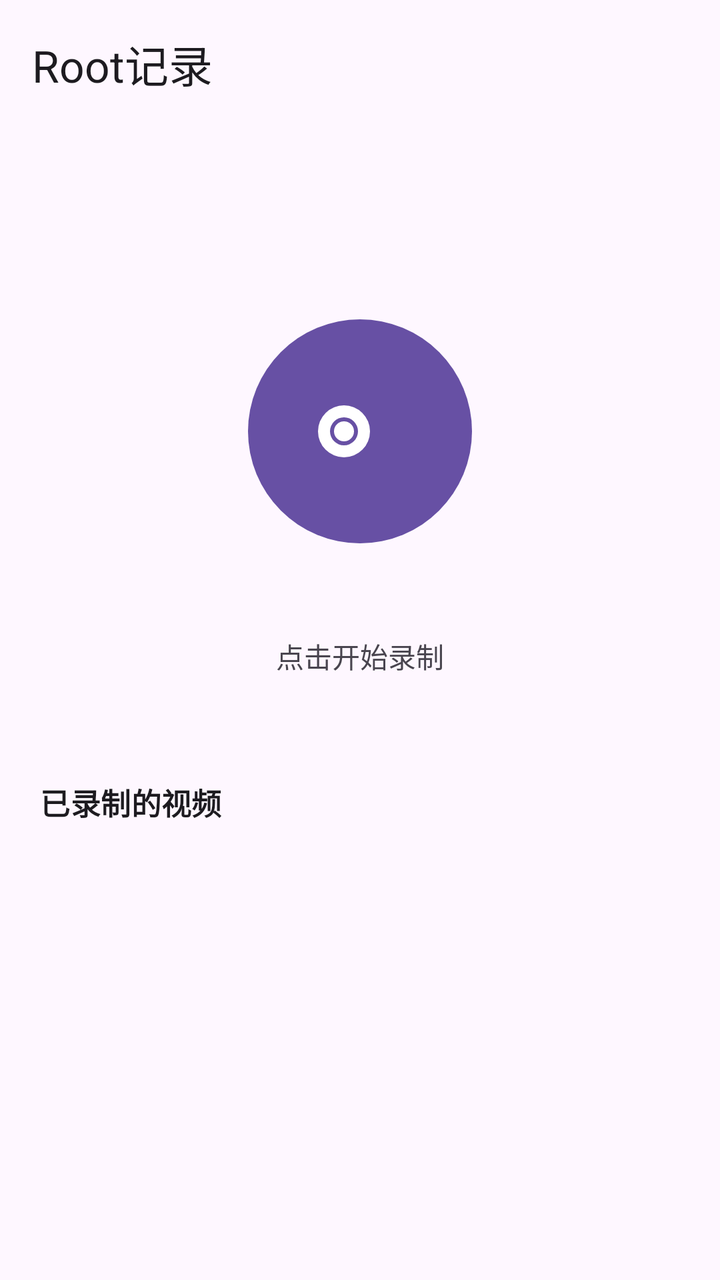
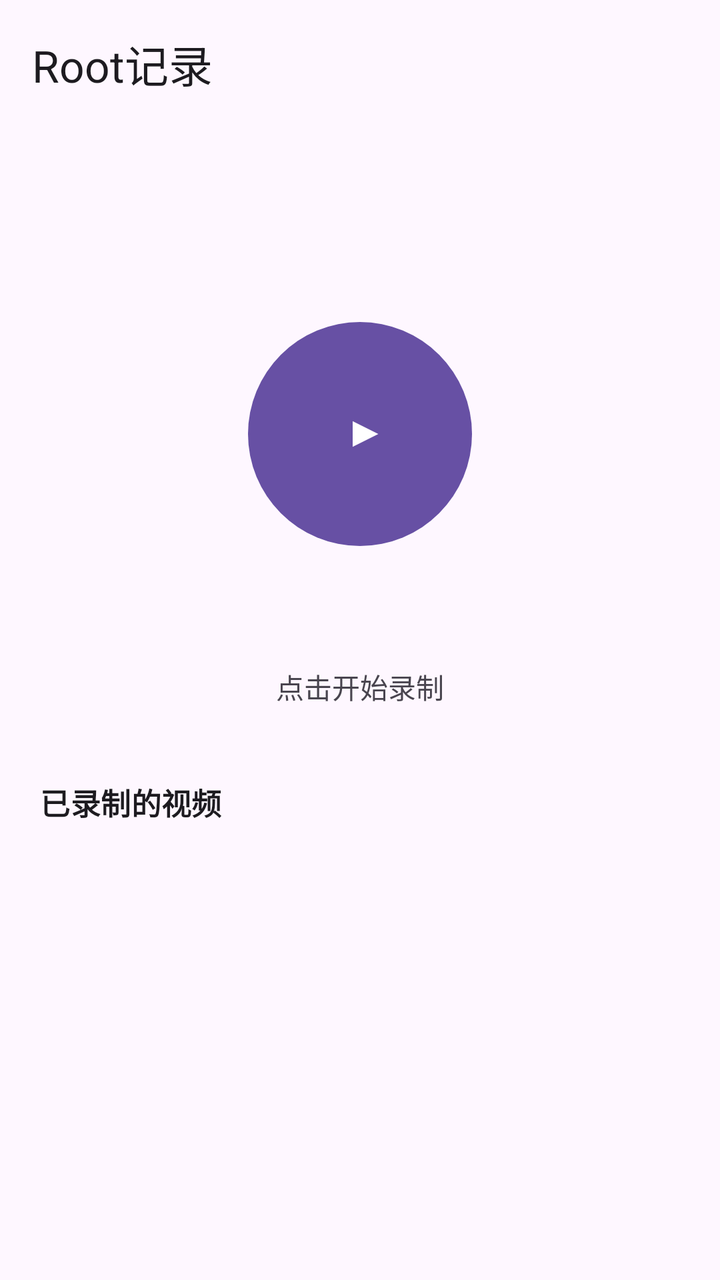

Screens rendered from an Android XML layout before and after an edit, with the pre-edit source and the edit as a unified diff.
<!-- AndroidManifest.xml: application theme Theme.ScreenRecord -->
<!-- res/layout/activity_main.xml -->
<?xml version="1.0" encoding="utf-8"?>
<androidx.constraintlayout.widget.ConstraintLayout
    xmlns:android="http://schemas.android.com/apk/res/android"
    xmlns:app="http://schemas.android.com/apk/res-auto"
    android:layout_width="match_parent"
    android:layout_height="match_parent"
    android:background="?attr/colorSurface">

    <com.google.android.material.appbar.MaterialToolbar
        android:id="@+id/toolbar"
        android:layout_width="match_parent"
        android:layout_height="?attr/actionBarSize"
        app:title="@string/app_name"
        app:titleTextColor="?attr/colorOnSurface"
        app:layout_constraintTop_toTopOf="parent" />

    
    <FrameLayout
        android:id="@+id/record_container"
        android:layout_width="0dp"
        android:layout_height="wrap_content"
        app:layout_constraintTop_toBottomOf="@id/toolbar"
        app:layout_constraintBottom_toTopOf="@id/tv_hint"
        app:layout_constraintStart_toStartOf="parent"
        app:layout_constraintEnd_toEndOf="parent"
        app:layout_constraintVertical_bias="0.45"
        android:padding="8dp">

        
        <com.google.android.material.progressindicator.CircularProgressIndicator
            android:id="@+id/progress"
            android:layout_width="188dp"
            android:layout_height="188dp"
            android:layout_gravity="center"
            android:indeterminate="true"
            android:visibility="invisible"
            app:indicatorColor="?attr/colorPrimary"
            app:trackColor="#00000000"
            app:trackThickness="8dp"
            app:trackCornerRadius="9dp"
            app:indicatorSize="188dp"
            app:indicatorInset="0dp" />

        
        <com.google.android.material.button.MaterialButton
            android:id="@+id/btn_record"
            android:layout_width="112dp"
            android:layout_height="112dp"
            android:layout_gravity="center"
            app:icon="@drawable/ic_record"
            app:iconSize="48dp"
            app:iconPadding="0dp"
            app:iconTint="#FFFFFF"
            app:cornerRadius="56dp"
            app:backgroundTint="?attr/colorPrimary"
            android:insetTop="0dp"
            android:insetBottom="0dp"
            android:insetLeft="0dp"
            android:insetRight="0dp" />

    </FrameLayout>

    <TextView
        android:id="@+id/tv_status"
        android:layout_width="wrap_content"
        android:layout_height="wrap_content"
        android:text="点击开始录制"
        android:textSize="14sp"
        android:textColor="?attr/colorOnSurfaceVariant"
        app:layout_constraintTop_toBottomOf="@id/record_container"
        app:layout_constraintStart_toStartOf="parent"
        app:layout_constraintEnd_toEndOf="parent" />

    
    <TextView
        android:id="@+id/tv_hint"
        android:layout_width="match_parent"
        android:layout_height="wrap_content"
        android:paddingStart="20dp"
        android:paddingTop="12dp"
        android:paddingBottom="8dp"
        android:text="已录制的视频"
        android:textSize="15sp"
        android:textStyle="bold"
        android:letterSpacing="0.01"
        android:textColor="?attr/colorOnSurface"
        app:layout_constraintBottom_toTopOf="@id/recycler" />

    <androidx.recyclerview.widget.RecyclerView
        android:id="@+id/recycler"
        android:layout_width="match_parent"
        android:layout_height="220dp"
        android:clipToPadding="false"
        android:paddingHorizontal="12dp"
        android:paddingBottom="16dp"
        app:layout_constraintBottom_toBottomOf="parent" />

</androidx.constraintlayout.widget.ConstraintLayout>
<!-- resources referenced by this layout -->
<resources>
  <!-- drawable ic_record (drawable) -->
  <?xml version="1.0" encoding="utf-8"?>
  <vector xmlns:android="http://schemas.android.com/apk/res/android"
      android:width="48dp"
      android:height="48dp"
      android:viewportWidth="24"
      android:viewportHeight="24">
      <path
          android:fillColor="#FFFFFF"
          android:pathData="M12,5.5a6.5,6.5 0,1 0,0 13a6.5,6.5 0,1 0,0 -13zM12,8.5a3.5,3.5 0,1 1,0 7a3.5,3.5 0,1 1,0 -7z" />
      <path
          android:fillColor="#FF3B30"
          android:pathData="M12,9.5a2.5,2.5 0,1 0,0 5a2.5,2.5 0,1 0,0 -5z" />
  </vector>
  <string name="app_name">Root记录</string>
  <style name="Theme.ScreenRecord" parent="Theme.Material3.DayNight.NoActionBar">
          <item name="android:statusBarColor">@android:color/transparent</item>
          <item name="android:windowLightStatusBar">true</item>
          
          <item name="shapeAppearanceSmallComponent">@style/ShapeAppearance.App.SmallComponent</item>
          <item name="shapeAppearanceMediumComponent">@style/ShapeAppearance.App.MediumComponent</item>
          <item name="shapeAppearanceLargeComponent">@style/ShapeAppearance.App.LargeComponent</item>
      </style>
  <style name="ShapeAppearance.App.SmallComponent" parent="ShapeAppearance.Material3.Corner.Small">
          <item name="cornerFamily">rounded</item>
          <item name="cornerSize">12dp</item>
      </style>
  <style name="ShapeAppearance.App.MediumComponent" parent="ShapeAppearance.Material3.Corner.Medium">
          <item name="cornerFamily">rounded</item>
          <item name="cornerSize">18dp</item>
      </style>
  <style name="ShapeAppearance.App.LargeComponent" parent="ShapeAppearance.Material3.Corner.Large">
          <item name="cornerFamily">rounded</item>
          <item name="cornerSize">24dp</item>
      </style>
</resources>

<!-- the commit's change to res/layout/activity_main.xml (unified diff, before → after) -->
@@ -35,11 +35,11 @@
             android:indeterminate="true"
             android:visibility="invisible"
             app:indicatorColor="?attr/colorPrimary"
-            app:trackColor="#00000000"
+            app:trackColor="#22000000"
             app:trackThickness="8dp"
             app:trackCornerRadius="9dp"
             app:indicatorSize="188dp"
-            app:indicatorInset="0dp" />
+            app:indicatorInset="14dp" />
 
         
         <com.google.android.material.button.MaterialButton
@@ -48,15 +48,14 @@
             android:layout_height="112dp"
             android:layout_gravity="center"
             app:icon="@drawable/ic_record"
-            app:iconSize="48dp"
+            app:iconSize="44dp"
             app:iconPadding="0dp"
+            app:iconGravity="textStart"
             app:iconTint="#FFFFFF"
             app:cornerRadius="56dp"
             app:backgroundTint="?attr/colorPrimary"
             android:insetTop="0dp"
-            android:insetBottom="0dp"
-            android:insetLeft="0dp"
-            android:insetRight="0dp" />
+            android:insetBottom="0dp" />
 
     </FrameLayout>
 
<!-- resource entries referenced after the edit -->
@@ -9,10 +9,7 @@
       android:viewportHeight="24">
       <path
           android:fillColor="#FFFFFF"
-          android:pathData="M12,5.5a6.5,6.5 0,1 0,0 13a6.5,6.5 0,1 0,0 -13zM12,8.5a3.5,3.5 0,1 1,0 7a3.5,3.5 0,1 1,0 -7z" />
-      <path
-          android:fillColor="#FF3B30"
-          android:pathData="M12,9.5a2.5,2.5 0,1 0,0 5a2.5,2.5 0,1 0,0 -5z" />
+          android:pathData="M10,8.5l7,3.5 -7,3.5z" />
   </vector>
   <string name="app_name">Root记录</string>
   <style name="Theme.ScreenRecord" parent="Theme.Material3.DayNight.NoActionBar">
